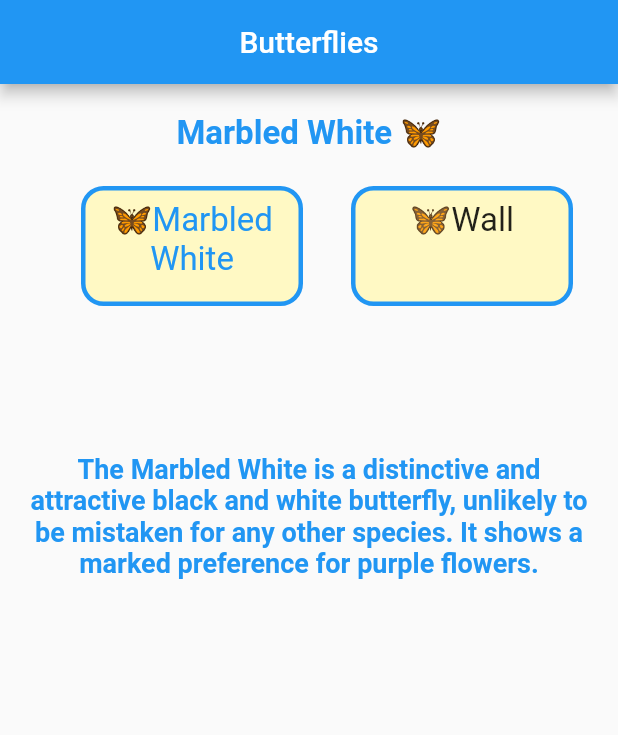
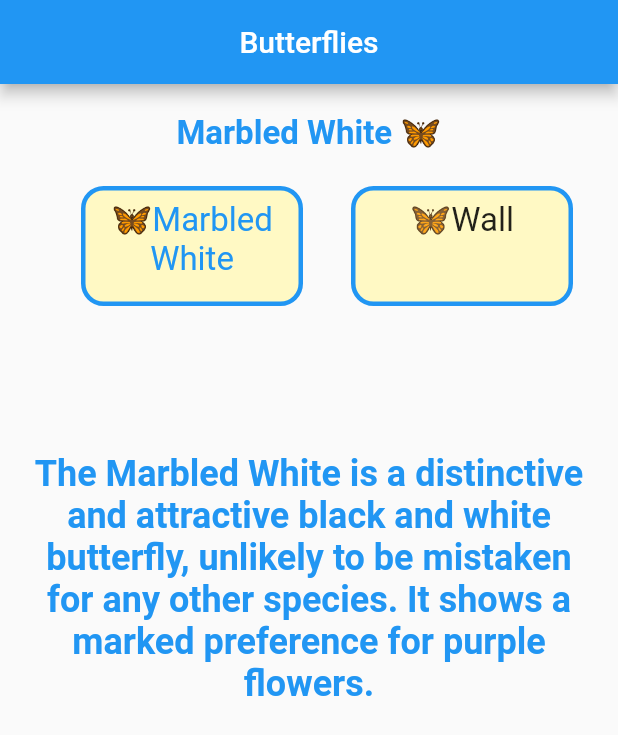
Before and after one commit to VeronikaLo/Mobile, a Flutter app: the screen it shows after launch, after a tap on an icon or button, on a phone screen of 412 x 824 dp. Shown: the top 735 px of the screen. Run offline on Flutter 3.47's test engine with Material 2 defaults, Android fonts, the phone set to English and light mode, and no system bars.

Commit message:
changed font size

```diff
--- a/week6_task2/lib/main.dart
+++ b/week6_task2/lib/main.dart
@@ -95,7 +95,7 @@
                 '':
                 _buttText[_selectedIndex] ,
                 textAlign: TextAlign.center,
-                style: const TextStyle(fontSize:18, fontWeight: FontWeight.bold, color: Colors.blue  ),),
+                style: const TextStyle(fontSize:24, fontWeight: FontWeight.bold, color: Colors.blue  ),),
             ),
 
         ],
```
